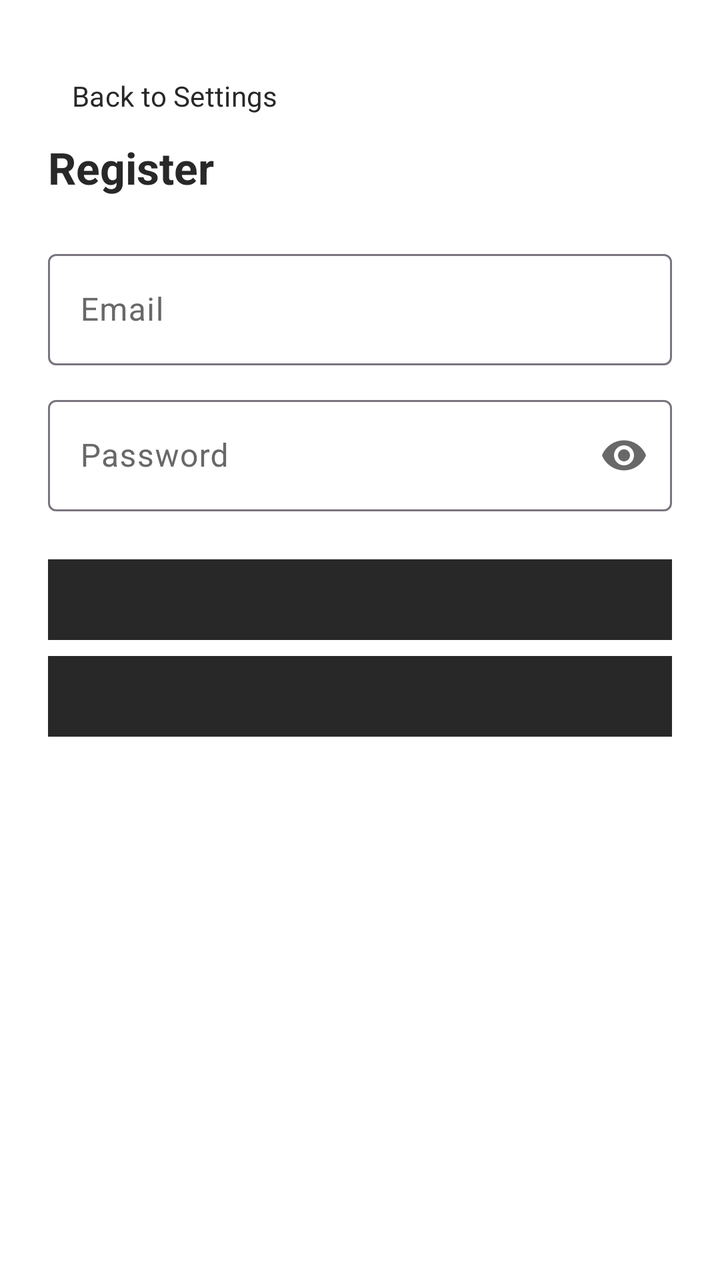
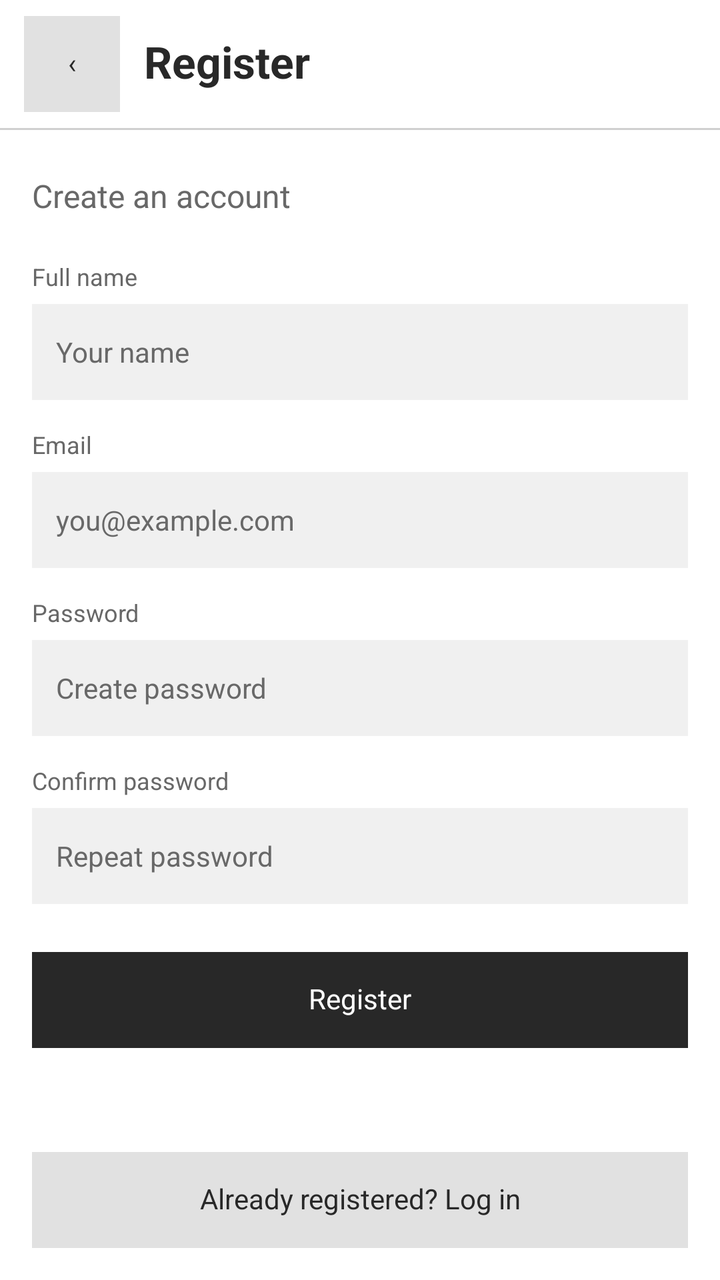

Screens rendered from an Android XML layout before and after an edit, with the pre-edit source and the edit as a unified diff.
<!-- AndroidManifest.xml: application theme Theme.OffGrid -->
<!-- res/layout/activity_register.xml -->
<?xml version="1.0" encoding="utf-8"?>
<ScrollView xmlns:android="http://schemas.android.com/apk/res/android"
    xmlns:app="http://schemas.android.com/apk/res-auto"
    xmlns:tools="http://schemas.android.com/tools"
    android:id="@+id/main"
    android:layout_width="match_parent"
    android:layout_height="match_parent"
    android:background="?attr/colorSurface"
    android:fillViewport="true"
    tools:context=".RegisterActivity">

    <LinearLayout
        android:layout_width="match_parent"
        android:layout_height="wrap_content"
        android:focusableInTouchMode="true"
        android:orientation="vertical"
        android:padding="24dp">

        <com.google.android.material.button.MaterialButton
            android:id="@+id/btnBack"
            style="@style/Widget.Material3.Button.TextButton"
            android:layout_width="wrap_content"
            android:layout_height="wrap_content"
            android:layout_marginTop="0dp"
            android:text="@string/back_settings" />

        <TextView
            style="@style/Widget.OffGrid.ScreenTitle"
            android:layout_width="match_parent"
            android:layout_height="wrap_content"
            android:text="@string/register_title" />

        <com.google.android.material.textfield.TextInputLayout
            android:layout_width="match_parent"
            android:layout_height="wrap_content"
            android:layout_marginTop="24dp"
            android:hint="@string/email_hint">

            <com.google.android.material.textfield.TextInputEditText
                android:id="@+id/email"
                android:layout_width="match_parent"
                android:layout_height="wrap_content"
                android:autofillHints="newUsername"
                android:imeOptions="actionNext"
                android:inputType="textEmailAddress"
                android:maxLines="1" />
        </com.google.android.material.textfield.TextInputLayout>

        <com.google.android.material.textfield.TextInputLayout
            android:layout_width="match_parent"
            android:layout_height="wrap_content"
            android:layout_marginTop="12dp"
            android:hint="@string/password_hint"
            app:endIconMode="password_toggle">

            <com.google.android.material.textfield.TextInputEditText
                android:id="@+id/password"
                android:layout_width="match_parent"
                android:layout_height="wrap_content"
                android:autofillHints="newPassword"
                android:imeOptions="actionDone"
                android:inputType="textPassword"
                android:maxLines="1"
                android:saveEnabled="false" />
        </com.google.android.material.textfield.TextInputLayout>

        <com.google.android.material.button.MaterialButton
            android:id="@+id/btnSubmitRegister"
            style="@style/Widget.OffGrid.ActionButton"
            android:layout_width="match_parent"
            android:layout_height="wrap_content"
            android:layout_marginTop="24dp"
            android:text="@string/create_account" />

        <com.google.android.material.button.MaterialButton
            android:id="@+id/btnOpenLogin"
            style="@style/Widget.OffGrid.OutlinedButton"
            android:layout_width="match_parent"
            android:layout_height="wrap_content"
            android:layout_marginTop="8dp"
            android:text="@string/open_login" />
    </LinearLayout>
</ScrollView>
<!-- resources referenced by this layout -->
<resources>
  <string name="back_settings">Back to Settings</string>
  <string name="create_account">Create account</string>
  <string name="email_hint">Email</string>
  <string name="open_login">Already registered? Log in</string>
  <string name="password_hint">Password</string>
  <string name="register_title">Register</string>
  <style name="Widget.OffGrid.ActionButton" parent="@android:style/Widget.Button">
          <item name="android:layout_width">match_parent</item>
          <item name="android:layout_height">48dp</item>
          <item name="android:background">@color/offgrid_button</item>
          <item name="android:backgroundTint">@color/offgrid_button</item>
          <item name="android:textColor">@color/offgrid_text</item>
          <item name="android:textSize">14sp</item>
          <item name="android:fontFamily">sans-serif</item>
          <item name="android:textAllCaps">false</item>
          <item name="android:textStyle">normal</item>
          <item name="android:gravity">center</item>
          <item name="android:minWidth">0dp</item>
          <item name="android:minHeight">0dp</item>
          <item name="android:padding">8dp</item>
          <item name="android:elevation">0dp</item>
          <item name="android:stateListAnimator">@null</item>
          <item name="android:includeFontPadding">false</item>
          <item name="android:clickable">true</item>
          <item name="android:focusable">true</item>
      </style>
  <style name="Widget.OffGrid.OutlinedButton" parent="Widget.OffGrid.ActionButton">
          <item name="android:background">@color/offgrid_field</item>
          <item name="android:backgroundTint">@color/offgrid_field</item>
      </style>
  <style name="Widget.OffGrid.ScreenTitle" parent="">
          <item name="android:textSize">22sp</item>
          <item name="android:textStyle">bold</item>
          <item name="android:fontFamily">sans-serif</item>
          <item name="android:textColor">@color/offgrid_text</item>
          <item name="android:includeFontPadding">false</item>
          <item name="android:accessibilityHeading">true</item>
      </style>
  <style name="Theme.OffGrid" parent="Base.Theme.OffGrid" />
  <color name="offgrid_button">#E1E1E1</color>
  <color name="offgrid_text">#282828</color>
  <color name="offgrid_field">#F0F0F0</color>
  <style name="Base.Theme.OffGrid" parent="Theme.Material3.Light.NoActionBar">
          <item name="android:fontFamily">sans-serif</item>
          <item name="android:windowBackground">@color/offgrid_background</item>
          <item name="colorSurface">@color/offgrid_background</item>
          <item name="colorOnSurface">@color/offgrid_text</item>
          <item name="colorOnSurfaceVariant">@color/offgrid_text_secondary</item>
          <item name="colorPrimary">@color/offgrid_text</item>
          <item name="colorOnPrimary">@color/offgrid_background</item>
          <item name="android:colorAccent">@color/offgrid_text</item>
          <item name="android:windowLightStatusBar">true</item>
          <item name="android:windowLightNavigationBar">true</item>
      </style>
  <color name="offgrid_background">#FFFFFF</color>
  <color name="offgrid_text_secondary">#686868</color>
</resources>

<!-- the commit's change to res/layout/activity_register.xml (unified diff, before → after) -->
@@ -1,83 +1,314 @@
 <?xml version="1.0" encoding="utf-8"?>
-<ScrollView xmlns:android="http://schemas.android.com/apk/res/android"
-    xmlns:app="http://schemas.android.com/apk/res-auto"
+<FrameLayout xmlns:android="http://schemas.android.com/apk/res/android"
     xmlns:tools="http://schemas.android.com/tools"
     android:id="@+id/main"
     android:layout_width="match_parent"
     android:layout_height="match_parent"
-    android:background="?attr/colorSurface"
-    android:fillViewport="true"
+    android:background="@color/offgrid_background"
     tools:context=".RegisterActivity">
 
+    <include
+        android:id="@+id/registerScreen"
+        layout="@layout/screen_register"
+        android:layout_width="match_parent"
+        android:layout_height="match_parent" />
+</FrameLayout>
+<!-- res/layout/screen_register.xml (included above) -->
+<?xml version="1.0" encoding="utf-8"?>
+<LinearLayout
+    xmlns:android="http://schemas.android.com/apk/res/android"
+    xmlns:tools="http://schemas.android.com/tools"
+    android:layout_width="match_parent"
+    android:layout_height="match_parent"
+    android:id="@+id/register_screen"
+    android:orientation="vertical"
+    android:background="@color/offgrid_background"
+    android:layoutDirection="ltr"
+    tools:layout_width="360dp"
+    tools:layout_height="720dp"
+    tools:ignore="HardcodedText">
     <LinearLayout
         android:layout_width="match_parent"
-        android:layout_height="wrap_content"
-        android:focusableInTouchMode="true"
-        android:orientation="vertical"
-        android:padding="24dp">
-
-        <com.google.android.material.button.MaterialButton
-            android:id="@+id/btnBack"
-            style="@style/Widget.Material3.Button.TextButton"
-            android:layout_width="wrap_content"
-            android:layout_height="wrap_content"
-            android:layout_marginTop="0dp"
-            android:text="@string/back_settings" />
-
+        android:layout_height="64dp"
+        android:orientation="horizontal"
+        android:gravity="center_vertical"
+        android:paddingStart="12dp"
+        android:paddingEnd="16dp">
+        <android.widget.Button
+            android:id="@+id/register_back"
+            style="@style/Widget.OffGrid.ActionButton"
+            android:layout_width="48dp"
+            android:layout_height="48dp"
+            android:layout_marginEnd="12dp"
+            android:text="‹"
+            android:contentDescription="@string/back_settings" />
         <TextView
             style="@style/Widget.OffGrid.ScreenTitle"
+            android:layout_width="0dp"
+            android:layout_height="wrap_content"
+            android:layout_weight="1"
+            android:text="@string/register_title" />
+    </LinearLayout>
+    <View
+        android:layout_width="match_parent"
+        android:layout_height="1dp"
+        android:background="@color/offgrid_divider" />
+    <ScrollView
+        android:layout_width="match_parent"
+        android:layout_height="0dp"
+        android:layout_weight="1"
+        android:fillViewport="true"
+        android:scrollbars="none">
+        <LinearLayout
             android:layout_width="match_parent"
             android:layout_height="wrap_content"
-            android:text="@string/register_title" />
-
-        <com.google.android.material.textfield.TextInputLayout
-            android:layout_width="match_parent"
-            android:layout_height="wrap_content"
-            android:layout_marginTop="24dp"
-            android:hint="@string/email_hint">
-
-            <com.google.android.material.textfield.TextInputEditText
-                android:id="@+id/email"
-                android:layout_width="match_parent"
-                android:layout_height="wrap_content"
-                android:autofillHints="newUsername"
-                android:imeOptions="actionNext"
-                android:inputType="textEmailAddress"
-                android:maxLines="1" />
-        </com.google.android.material.textfield.TextInputLayout>
-
-        <com.google.android.material.textfield.TextInputLayout
-            android:layout_width="match_parent"
-            android:layout_height="wrap_content"
-            android:layout_marginTop="12dp"
-            android:hint="@string/password_hint"
-            app:endIconMode="password_toggle">
-
-            <com.google.android.material.textfield.TextInputEditText
-                android:id="@+id/password"
-                android:layout_width="match_parent"
-                android:layout_height="wrap_content"
-                android:autofillHints="newPassword"
-                android:imeOptions="actionDone"
-                android:inputType="textPassword"
-                android:maxLines="1"
-                android:saveEnabled="false" />
-        </com.google.android.material.textfield.TextInputLayout>
-
-        <com.google.android.material.button.MaterialButton
-            android:id="@+id/btnSubmitRegister"
-            style="@style/Widget.OffGrid.ActionButton"
-            android:layout_width="match_parent"
-            android:layout_height="wrap_content"
-            android:layout_marginTop="24dp"
-            android:text="@string/create_account" />
-
-        <com.google.android.material.button.MaterialButton
-            android:id="@+id/btnOpenLogin"
-            style="@style/Widget.OffGrid.OutlinedButton"
-            android:layout_width="match_parent"
-            android:layout_height="wrap_content"
-            android:layout_marginTop="8dp"
-            android:text="@string/open_login" />
-    </LinearLayout>
-</ScrollView>
+            android:id="@+id/register_content"
+            android:focusableInTouchMode="true"
+            android:orientation="vertical"
+            android:padding="16dp"
+            android:paddingTop="24dp">
+            <TextView
+                android:layout_width="match_parent"
+                android:layout_height="wrap_content"
+                android:text="Create an account"
+                android:textSize="16sp"
+                android:textColor="@color/offgrid_text_secondary"
+                android:fontFamily="sans-serif"
+                android:textStyle="normal"
+                android:includeFontPadding="false"
+                android:layout_marginTop="8dp" />
+            <LinearLayout
+                android:layout_width="match_parent"
+                android:layout_height="wrap_content"
+                android:orientation="vertical"
+                android:layout_marginTop="24dp">
+                <TextView
+                    android:layout_width="match_parent"
+                    android:layout_height="wrap_content"
+                    android:text="Full name"
+                    android:textSize="12sp"
+                    android:textColor="@color/offgrid_text_secondary"
+                    android:fontFamily="sans-serif"
+                    android:textStyle="normal"
+                    android:includeFontPadding="false"
+                    android:labelFor="@id/register_name" />
+                <android.widget.EditText
+                    android:layout_width="match_parent"
+                    android:layout_height="48dp"
+                    android:id="@+id/register_name"
+                    android:hint="Your name"
+                    android:inputType="textPersonName"
+                    android:textSize="14sp"
+                    android:textColor="@color/offgrid_text"
+                    android:textColorHint="@color/offgrid_text_secondary"
+                    android:background="@color/offgrid_field"
+                    android:backgroundTint="@color/offgrid_field"
+                    android:fontFamily="sans-serif"
+                    android:paddingStart="12dp"
+                    android:paddingEnd="12dp"
+                    android:paddingTop="8dp"
+                    android:paddingBottom="8dp"
+                    android:gravity="center_vertical"
+                    android:singleLine="true"
+                    android:imeOptions="actionNext"
+                    android:minWidth="0dp"
+                    android:minHeight="0dp"
+                    android:focusable="true"
+                    android:focusableInTouchMode="true"
+                    android:clickable="true"
+                    android:longClickable="true"
+                    android:cursorVisible="true"
+                    android:importantForAutofill="auto"
+                    android:autofillHints="name"
+                    android:saveEnabled="true"
+                    android:layout_marginTop="6dp" />
+            </LinearLayout>
+            <LinearLayout
+                android:layout_width="match_parent"
+                android:layout_height="wrap_content"
+                android:orientation="vertical"
+                android:layout_marginTop="16dp">
+                <TextView
+                    android:layout_width="match_parent"
+                    android:layout_height="wrap_content"
+                    android:text="Email"
+                    android:textSize="12sp"
+                    android:textColor="@color/offgrid_text_secondary"
+                    android:fontFamily="sans-serif"
+                    android:textStyle="normal"
+                    android:includeFontPadding="false"
+                    android:labelFor="@id/register_email" />
+                <android.widget.EditText
+                    android:layout_width="match_parent"
+                    android:layout_height="48dp"
+                    android:id="@+id/register_email"
+                    android:hint="you@example.com"
+                    android:inputType="textEmailAddress"
+                    android:textSize="14sp"
+                    android:textColor="@color/offgrid_text"
+                    android:textColorHint="@color/offgrid_text_secondary"
+                    android:background="@color/offgrid_field"
+                    android:backgroundTint="@color/offgrid_field"
+                    android:fontFamily="sans-serif"
+                    android:paddingStart="12dp"
+                    android:paddingEnd="12dp"
+                    android:paddingTop="8dp"
+                    android:paddingBottom="8dp"
+                    android:gravity="center_vertical"
+                    android:singleLine="true"
+                    android:imeOptions="actionNext"
+                    android:minWidth="0dp"
+                    android:minHeight="0dp"
+                    android:focusable="true"
+                    android:focusableInTouchMode="true"
+                    android:clickable="true"
+                    android:longClickable="true"
+                    android:cursorVisible="true"
+                    android:importantForAutofill="auto"
+                    android:autofillHints="newUsername"
+                    android:saveEnabled="true"
+                    android:layout_marginTop="6dp" />
+            </LinearLayout>
+            <LinearLayout
+                android:layout_width="match_parent"
+                android:layout_height="wrap_content"
+                android:orientation="vertical"
+                android:layout_marginTop="16dp">
+                <TextView
+                    android:layout_width="match_parent"
+                    android:layout_height="wrap_content"
+                    android:text="Password"
+                    android:textSize="12sp"
+                    android:textColor="@color/offgrid_text_secondary"
+                    android:fontFamily="sans-serif"
+                    android:textStyle="normal"
+                    android:includeFontPadding="false"
+                    android:labelFor="@id/register_password" />
+                <android.widget.EditText
+                    android:layout_width="match_parent"
+                    android:layout_height="48dp"
+                    android:id="@+id/register_password"
+                    android:hint="Create password"
+                    android:inputType="textPassword"
+                    android:textSize="14sp"
+                    android:textColor="@color/offgrid_text"
+                    android:textColorHint="@color/offgrid_text_secondary"
+                    android:background="@color/offgrid_field"
+                    android:backgroundTint="@color/offgrid_field"
+                    android:fontFamily="sans-serif"
+                    android:paddingStart="12dp"
+                    android:paddingEnd="12dp"
+                    android:paddingTop="8dp"
+                    android:paddingBottom="8dp"
+                    android:gravity="center_vertical"
+                    android:singleLine="true"
+                    android:imeOptions="actionNext"
+                    android:minWidth="0dp"
+                    android:minHeight="0dp"
+                    android:focusable="true"
+                    android:focusableInTouchMode="true"
+                    android:clickable="true"
+                    android:longClickable="true"
+                    android:cursorVisible="true"
+                    android:importantForAutofill="auto"
+                    android:autofillHints="newPassword"
+                    android:saveEnabled="false"
+                    android:layout_marginTop="6dp" />
+            </LinearLayout>
+            <LinearLayout
+                android:layout_width="match_parent"
+                android:layout_height="wrap_content"
+                android:orientation="vertical"
+                android:layout_marginTop="16dp">
+                <TextView
+                    android:layout_width="match_parent"
+                    android:layout_height="wrap_content"
+                    android:text="Confirm password"
+                    android:textSize="12sp"
+                    android:textColor="@color/offgrid_text_secondary"
+                    android:fontFamily="sans-serif"
+                    android:textStyle="normal"
+                    android:includeFontPadding="false"
+                    android:labelFor="@id/register_confirm_password" />
+                <android.widget.EditText
+                    android:layout_width="match_parent"
+                    android:layout_height="48dp"
+                    android:id="@+id/register_confirm_password"
+                    android:hint="Repeat password"
+                    android:inputType="textPassword"
+                    android:textSize="14sp"
+                    android:textColor="@color/offgrid_text"
+                    android:textColorHint="@color/offgrid_text_secondary"
+                    android:background="@color/offgrid_field"
+                    android:backgroundTint="@color/offgrid_field"
+                    android:fontFamily="sans-serif"
+                    android:paddingStart="12dp"
+                    android:paddingEnd="12dp"
+                    android:paddingTop="8dp"
+                    android:paddingBottom="8dp"
+                    android:gravity="center_vertical"
+                    android:singleLine="true"
+                    android:imeOptions="actionDone"
+                    android:minWidth="0dp"
+                    android:minHeight="0dp"
+                    android:focusable="true"
+                    android:focusableInTouchMode="true"
+                    android:clickable="true"
+                    android:longClickable="true"
+                    android:cursorVisible="true"
+                    android:importantForAutofill="auto"
+                    android:autofillHints="newPassword"
+                    android:saveEnabled="false"
+                    android:layout_marginTop="6dp" />
+            </LinearLayout>
+            <android.widget.Button
+                android:layout_width="match_parent"
+                android:layout_height="48dp"
+                android:id="@+id/register_submit"
+                android:text="Register"
+                android:textSize="14sp"
+                android:textColor="@color/offgrid_background"
+                android:background="@color/offgrid_text"
+                android:backgroundTint="@color/offgrid_text"
+                android:fontFamily="sans-serif"
+                android:textAllCaps="false"
+                android:textStyle="normal"
+                android:gravity="center"
+                android:minWidth="0dp"
+                android:minHeight="0dp"
+                android:padding="8dp"
+                android:elevation="0dp"
+                android:stateListAnimator="@null"
+                android:includeFontPadding="false"
+                android:clickable="true"
+                android:focusable="true"
+                android:layout_marginTop="24dp" />
+            <View
+                android:layout_width="match_parent"
+                android:layout_height="0dp"
+                android:layout_weight="1" />
+            <android.widget.Button
+                android:layout_width="match_parent"
+                android:layout_height="48dp"
+                android:id="@+id/register_open_login"
+                android:text="Already registered? Log in"
+                android:textSize="14sp"
+                android:textColor="@color/offgrid_text"
+                android:background="@color/offgrid_button"
+                android:backgroundTint="@color/offgrid_button"
+                android:fontFamily="sans-serif"
+                android:textAllCaps="false"
+                android:textStyle="normal"
+                android:gravity="center"
+                android:minWidth="0dp"
+                android:minHeight="0dp"
+                android:padding="8dp"
+                android:elevation="0dp"
+                android:stateListAnimator="@null"
+                android:includeFontPadding="false"
+                android:clickable="true"
+                android:focusable="true"
+                android:layout_marginTop="12dp" />
+        </LinearLayout>
+    </ScrollView>
+</LinearLayout>
<!-- resource entries referenced after the edit -->
@@ -1,10 +1,6 @@
 <!-- resources referenced by this layout -->
 <resources>
   <string name="back_settings">Back to Settings</string>
-  <string name="create_account">Create account</string>
-  <string name="email_hint">Email</string>
-  <string name="open_login">Already registered? Log in</string>
-  <string name="password_hint">Password</string>
   <string name="register_title">Register</string>
   <style name="Widget.OffGrid.ActionButton" parent="@android:style/Widget.Button">
           <item name="android:layout_width">match_parent</item>
@@ -26,10 +22,6 @@
           <item name="android:clickable">true</item>
           <item name="android:focusable">true</item>
       </style>
-  <style name="Widget.OffGrid.OutlinedButton" parent="Widget.OffGrid.ActionButton">
-          <item name="android:background">@color/offgrid_field</item>
-          <item name="android:backgroundTint">@color/offgrid_field</item>
-      </style>
   <style name="Widget.OffGrid.ScreenTitle" parent="">
           <item name="android:textSize">22sp</item>
           <item name="android:textStyle">bold</item>
@@ -40,6 +32,7 @@
       </style>
   <style name="Theme.OffGrid" parent="Base.Theme.OffGrid" />
   <color name="offgrid_button">#E1E1E1</color>
+  <color name="offgrid_divider">#D0D0D0</color>
   <color name="offgrid_text">#282828</color>
   <color name="offgrid_field">#F0F0F0</color>
   <style name="Base.Theme.OffGrid" parent="Theme.Material3.Light.NoActionBar">
